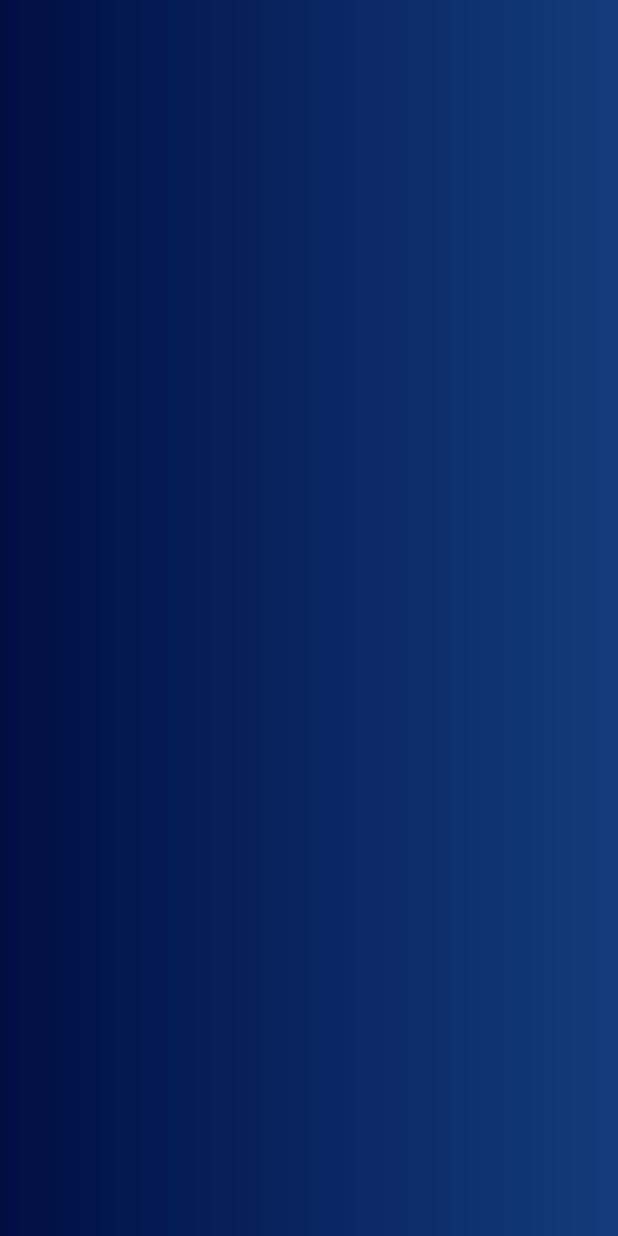
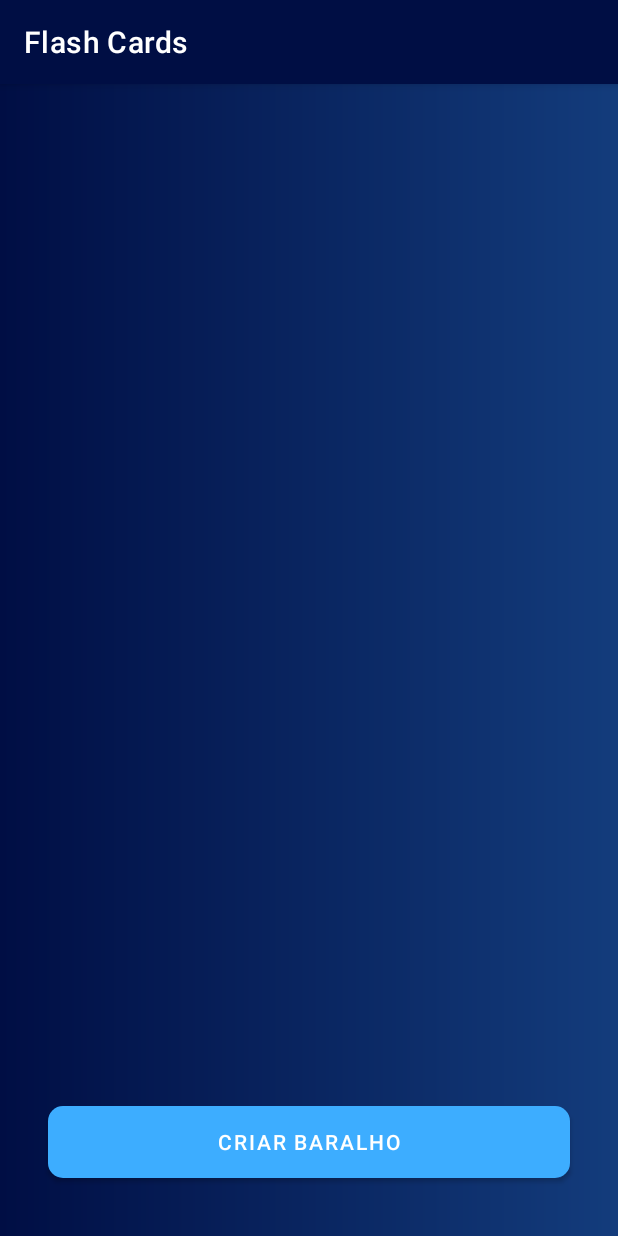
Before and after one commit to marceloeugeniobruno/Flash-Cards-TCC, an Android app: the MainActivity screen opened directly, with no data from a screen before it, on a phone screen of 412 x 824 dp. Run offline under Robolectric (Android 15) with nearby library versions, the phone set to English and light mode, and no system bars.

Commit message:
tl pri - add layout ! criada tela de criação e configuração de baralho

```diff
--- a/app/src/main/res/layout/activity_main.xml
+++ b/app/src/main/res/layout/activity_main.xml
@@ -5,4 +5,48 @@
     android:layout_width="match_parent"
     android:layout_height="match_parent"
     android:background="@drawable/fundo"
-    tools:context=".activity.MainActivity" />
+    tools:context=".activity.MainActivity">
+
+    <LinearLayout
+        android:layout_width="0dp"
+        android:layout_height="0dp"
+        android:layout_marginStart="32dp"
+        android:layout_marginLeft="32dp"
+        android:layout_marginTop="32dp"
+        android:layout_marginEnd="32dp"
+        android:layout_marginRight="32dp"
+        android:layout_marginBottom="32dp"
+        android:orientation="vertical"
+        app:layout_constraintBottom_toTopOf="@+id/button"
+        app:layout_constraintEnd_toEndOf="parent"
+        app:layout_constraintStart_toStartOf="parent"
+        app:layout_constraintTop_toTopOf="parent">
+
+        <androidx.recyclerview.widget.RecyclerView
+            android:layout_width="match_parent"
+            android:layout_height="match_parent" />
+    </LinearLayout>
+
+    <androidx.constraintlayout.widget.Guideline
+        android:id="@+id/guideline6"
+        android:layout_width="wrap_content"
+        android:layout_height="wrap_content"
+        android:orientation="horizontal"
+        app:layout_constraintGuide_percent="0.95" />
+
+    <Button
+        android:id="@+id/button"
+        android:layout_width="0dp"
+        android:layout_height="wrap_content"
+        android:layout_marginStart="32dp"
+        android:layout_marginLeft="32dp"
+        android:layout_marginEnd="32dp"
+        android:layout_marginRight="32dp"
+        android:background="@drawable/botoes"
+        android:onClick="criarBaralho"
+        android:text="@string/pri_btn_criar_baralho"
+        app:backgroundTint="@color/azul_claro"
+        app:layout_constraintBottom_toTopOf="@+id/guideline6"
+        app:layout_constraintEnd_toEndOf="parent"
+        app:layout_constraintStart_toStartOf="parent" />
+</androidx.constraintlayout.widget.ConstraintLayout>
--- a/app/src/main/res/values/strings.xml
+++ b/app/src/main/res/values/strings.xml
@@ -36,7 +36,6 @@
     <string name="cad_exc_erro">Erro ao cadastrar usuário!</string>
 
 
-
     <!-- Textos da tela esqueci senha -->
     <string name="eqs_decricaoImagem">Logo do projeto</string>
     <string name="eqs_edt_email">E-mail</string>
@@ -44,6 +43,7 @@
     <string name="eqs_btn_voltar">Voltar</string>
 
     <!-- Textos da tela Principal -->
+    <string name="pri_btn_criar_baralho">Criar Baralho</string>
 
 
 </resources>
--- a/app/src/main/res/values/themes.xml
+++ b/app/src/main/res/values/themes.xml
@@ -1,8 +1,8 @@
 <resources xmlns:tools="http://schemas.android.com/tools">
     <!-- Base application theme. -->
-    <style name="Theme.FlashCards" parent="Theme.MaterialComponents.DayNight.NoActionBar">
+    <style name="Theme.FlashCards" parent="Theme.MaterialComponents.DayNight.DarkActionBar">
         <!-- Primary brand color. -->
-        <item name="colorPrimary">@color/azul_claro</item>
+        <item name="colorPrimary">@color/azul_marinho</item>
         <item name="colorPrimaryVariant">@color/azul_marinho</item>
         <item name="colorOnPrimary">@color/white</item>
         <!-- Secondary brand color. -->
@@ -26,4 +26,17 @@
         <item name="android:statusBarColor" tools:targetApi="l">?attr/colorPrimaryVariant</item>
         <!-- Customize your theme here. -->
     </style>
+    <style name="Theme.FlashCardsLogim" parent="Theme.MaterialComponents.DayNight.NoActionBar">
+        <!-- Primary brand color. -->
+        <item name="colorPrimary">@color/azul_claro</item>
+        <item name="colorPrimaryVariant">@color/azul_marinho</item>
+        <item name="colorOnPrimary">@color/white</item>
+        <!-- Secondary brand color. -->
+        <item name="colorSecondary">@color/azul_claro</item>
+        <item name="colorSecondaryVariant">@color/teal_700</item>
+        <item name="colorOnSecondary">@color/black</item>
+        <!-- Status bar color. -->
+        <item name="android:statusBarColor" tools:targetApi="l">?attr/colorPrimaryVariant</item>
+        <!-- Customize your theme here. -->
+    </style>
 </resources>
```
Also changed, not shown: app/src/main/AndroidManifest.xml (+12 -4 lines), app/src/main/java/com/example/flashcards/activity/CriarBaralhoActivity.java (added, +16 -0 lines), app/src/main/java/com/example/flashcards/activity/MainActivity.java (+6 -3 lines), app/src/main/res/layout/activity_criar_baralho.xml (added, +10 -0 lines), 1 other file.
